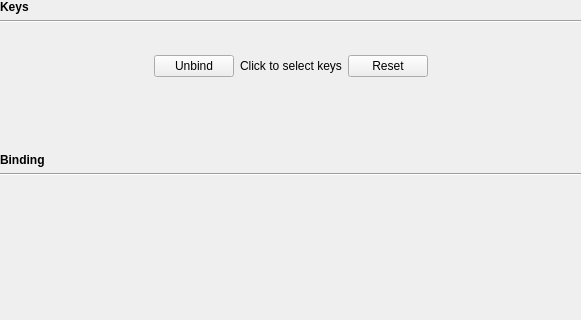
First picture: the form in src/ckb/kbbindwidget.ui, repository ckb-next/ckb-next, before the edit; both pictures show x 0 to 581 and y 0 to 320 of the 581 by 473 pixel window.
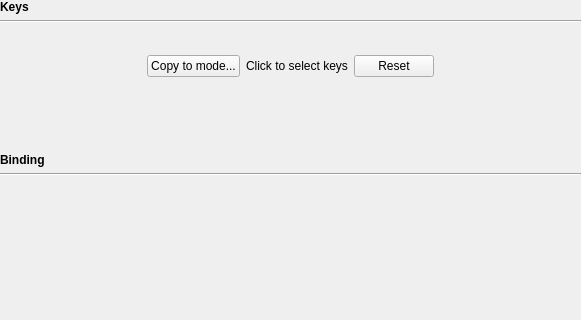
Second picture: the form after the edit. Custom widgets are drawn as their Qt base class.

Commit message: (ckb) Ability to copy binding setups to other modes

Diff of the .ui file:
```diff
--- a/src/ckb/kbbindwidget.ui
+++ b/src/ckb/kbbindwidget.ui
@@ -92,7 +92,7 @@
           </sizepolicy>
          </property>
          <property name="text">
-          <string>Unbind</string>
+          <string>Copy to mode...</string>
          </property>
         </widget>
        </item>
```
Left out of the diff: 2 changed lines with no effect on the pictures. The commit also changes 12 other files.
